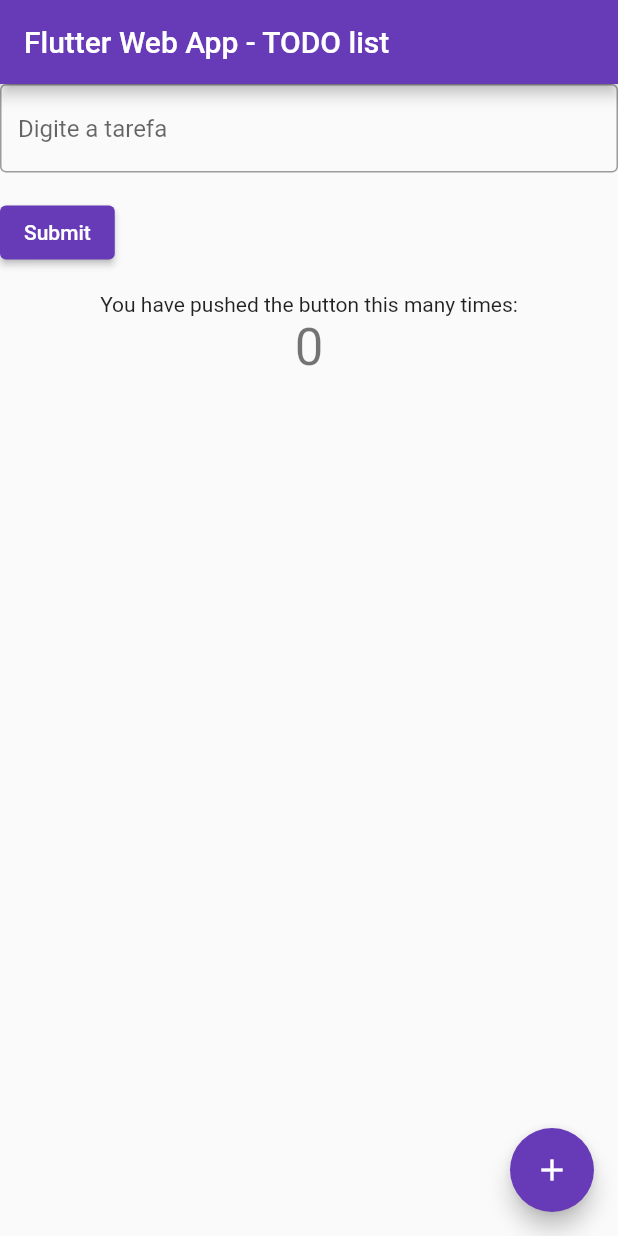
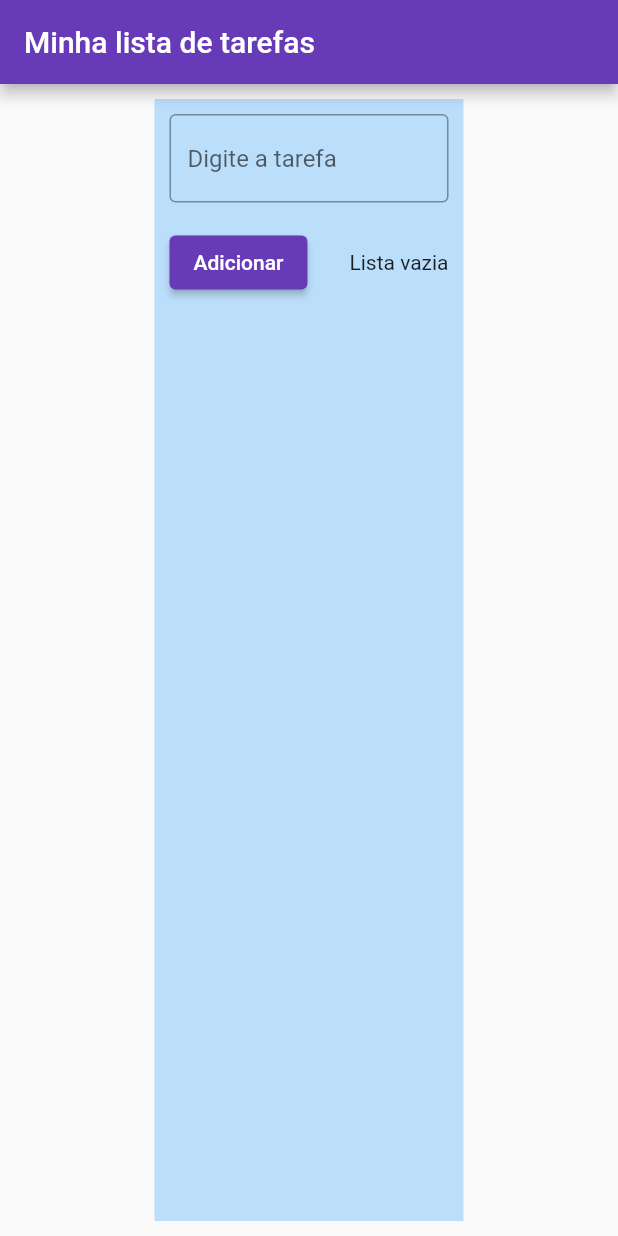
Before and after one commit to paulotolentino/techtalk-interno-20211112, a Flutter app: the screen it shows after launch, on a phone screen of 412 x 824 dp. Run offline on Flutter 3.47's test engine with Material 2 defaults, Android fonts, the phone set to English and light mode, and no system bars.

Commit message:
Add todo item and list

```diff
--- a/lib/main.dart
+++ b/lib/main.dart
@@ -1,4 +1,5 @@
 import 'package:flutter/material.dart';
+import 'package:ps20211103/ui/todo_item.dart';
 
 void main() {
   runApp(const MyApp());
@@ -7,43 +8,20 @@ void main() {
 class MyApp extends StatelessWidget {
   const MyApp({Key? key}) : super(key: key);
 
-  // This widget is the root of your application.
   @override
   Widget build(BuildContext context) {
     return MaterialApp(
-      // ****************** HEY
-      title: 'TODO list',
+      title: 'Lista de tarefas',
       theme: ThemeData(
-        // This is the theme of your application.
-        //
-        // Try running your application with "flutter run". You'll see the
-        // application has a blue toolbar. Then, without quitting the app, try
-        // changing the primarySwatch below to Colors.green and then invoke
-        // "hot reload" (press "r" in the console where you ran "flutter run",
-        // or simply save your changes to "hot reload" in a Flutter IDE).
-        // Notice that the counter didn't reset back to zero; the application
-        // is not restarted.
-
-        // ****************** HEY
         primarySwatch: Colors.deepPurple,
       ),
-      // ****************** HEY
-      home: const MyHomePage(title: 'Flutter Web App - TODO list'),
+      home: const MyHomePage(title: 'Minha lista de tarefas'),
     );
   }
 }
 
 class MyHomePage extends StatefulWidget {
   const MyHomePage({Key? key, required this.title}) : super(key: key);
-
-  // This widget is the home page of your application. It is stateful, meaning
-  // that it has a State object (defined below) that contains fields that affect
-  // how it looks.
-
-  // This class is the configuration for the state. It holds the values (in this
-  // case the title) provided by the parent (in this case the App widget) and
-  // used by the build method of the State. Fields in a Widget subclass are
-  // always marked "final".
 
   final String title;
 
@@ -52,57 +30,51 @@ class MyHomePage extends StatefulWidget {
 }
 
 class _MyHomePageState extends State<MyHomePage> {
-  // ****************** HEY
   final GlobalKey<FormState> _formKey = GlobalKey<FormState>();
-  int _counter = 0;
+  final List<String> _taskList = [];
+  String _task = "";
 
-  void _incrementCounter() {
+  void addToList() {
     setState(() {
-      // This call to setState tells the Flutter framework that something has
-      // changed in this State, which causes it to rerun the build method below
-      // so that the display can reflect the updated values. If we changed
-      // _counter without calling setState(), then the build method would not be
-      // called again, and so nothing would appear to happen.
-      _counter++;
+      _taskList.add(_task);
+    });
+    _formKey.currentState!.reset();
+  }
+
+  void removeFromList(int index) {
+    setState(() {
+      _taskList.removeAt(index);
+    });
+  }
+
+  void setTask(value) {
+    setState(() {
+      _task = value;
+    });
+  }
+
+  void removeAll() {
+    setState(() {
+      _taskList.clear();
     });
   }
 
   @override
   Widget build(BuildContext context) {
-    // This method is rerun every time setState is called, for instance as done
-    // by the _incrementCounter method above.
-    //
-    // The Flutter framework has been optimized to make rerunning build methods
-    // fast, so that you can just rebuild anything that needs updating rather
-    // than having to individually change instances of widgets.
+    double width = MediaQuery.of(context).size.width;
+    double containerWidth = width * 0.50;
+
     return Scaffold(
       appBar: AppBar(
-        // Here we take the value from the MyHomePage object that was created by
-        // the App.build method, and use it to set our appbar title.
         title: Text(widget.title),
       ),
       body: Center(
-        // Center is a layout widget. It takes a single child and positions it
-        // in the middle of the parent.
+        child: Container(
+          margin: const EdgeInsets.symmetric(vertical: 10.0),
+          padding: const EdgeInsets.all(10.0),
+          color: Colors.blue[100],
+          width: containerWidth,
           child: Column(
-          // Column is also a layout widget. It takes a list of children and
-          // arranges them vertically. By default, it sizes itself to fit its
-          // children horizontally, and tries to be as tall as its parent.
-          //
-          // Invoke "debug painting" (press "p" in the console, choose the
-          // "Toggle Debug Paint" action from the Flutter Inspector in Android
-          // Studio, or the "Toggle Debug Paint" command in Visual Studio Code)
-          // to see the wireframe for each widget.
-          //
-          // Column has various properties to control how it sizes itself and
-          // how it positions its children. Here we use mainAxisAlignment to
-          // center the children vertically; the main axis here is the vertical
-          // axis because Columns are vertical (the cross axis would be
-          // horizontal).
-
-
-          // ****************** HEY
-          mainAxisAlignment: MainAxisAlignment.start,
             children: <Widget>[
               Form(
                 key: _formKey,
@@ -116,42 +88,53 @@ class _MyHomePageState extends State<MyHomePage> {
                       ),
                       validator: (String? value) {
                         if (value == null || value.isEmpty) {
-                        return 'Please enter some text';
+                          return 'Digite alguma tarefa';
+                        }
+                        else if (_taskList.contains(_task)) {
+                          return 'Tarefa repetida';
                         }
                         return null;
                       },
+                      onChanged: setTask,
                     ),
-                  Padding(
+                    Container(
                       padding: const EdgeInsets.symmetric(vertical: 16.0),
-                    child: ElevatedButton(
+                      child: Row(
+                        mainAxisAlignment: MainAxisAlignment.spaceBetween,
+                        children: [
+                          ElevatedButton(
                             onPressed: () {
-                        // Validate will return true if the form is valid, or false if
-                        // the form is invalid.
                               if (_formKey.currentState!.validate()) {
-                          // Process data.
+                                addToList();
                               }
                             },
-                      child: const Text('Submit'),
+                            child: const Text('Adicionar'),
+                          ),
+                          _taskList.isNotEmpty ? ElevatedButton(
+                            onPressed: removeAll,
+                            child: const Text('Remover todos'),
+                          ) : const Text('Lista vazia'),
+                        ],
                       ),
                     ),
                   ],
                 ),
               ),
-            const Text(
-              'You have pushed the button this many times:',
+              Expanded(
+                child: ListView.builder(
+                  itemCount: _taskList.length,
+                  itemBuilder: (_, int index) {
+                    return TodoItem(
+                        task: _taskList[index],
+                        index: index,
+                        removeFunction: removeFromList);
+                  },
                 ),
-            Text(
-              '$_counter',
-              style: Theme.of(context).textTheme.headline4,
               ),
             ],
           ),
         ),
-      floatingActionButton: FloatingActionButton(
-        onPressed: _incrementCounter,
-        tooltip: 'Increment',
-        child: const Icon(Icons.add),
-      ), // This trailing comma makes auto-formatting nicer for build methods.
+      ),
     );
   }
 }
```
Also changed, not shown: lib/ui/todo_item.dart (added, +43 -0 lines). Lines whose indentation alone changed are shown as unchanged.
